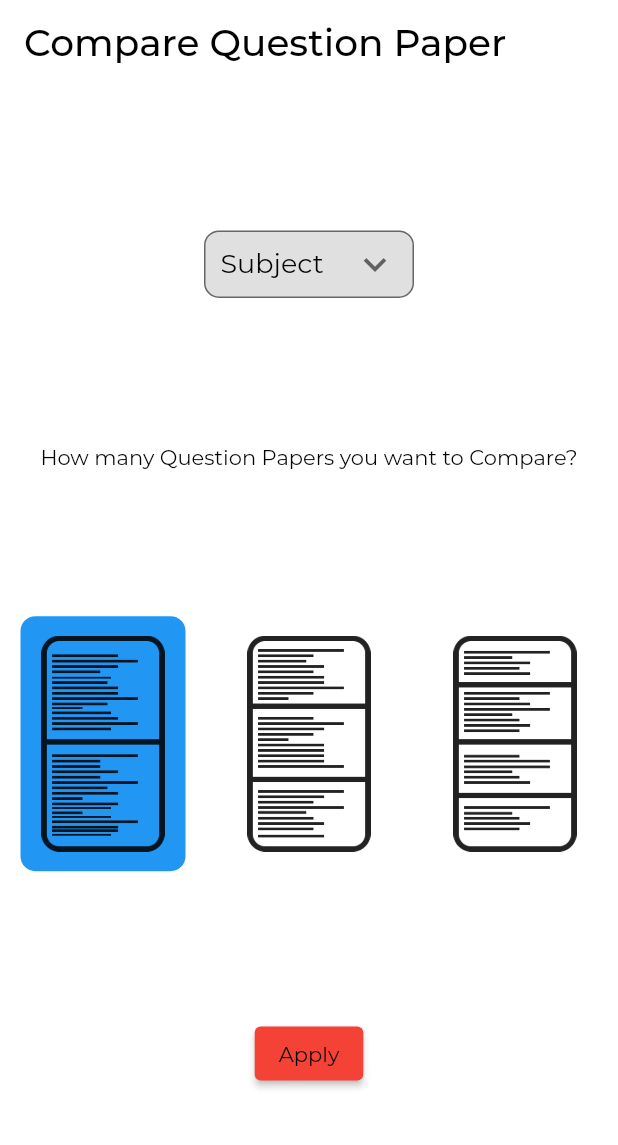
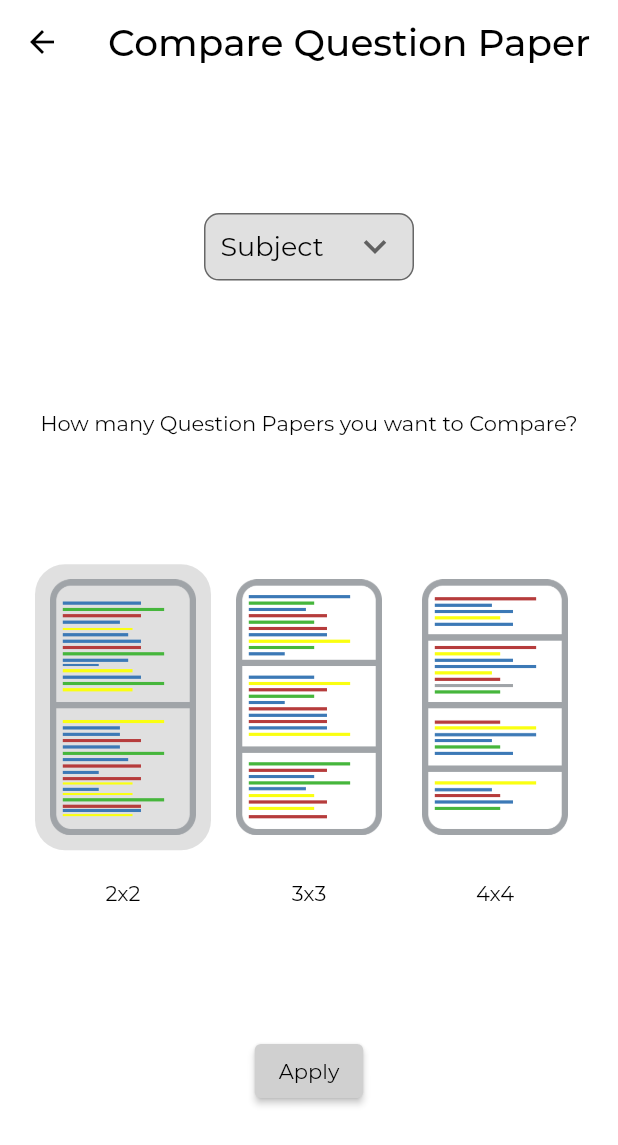
Before and after one commit to pramodksh/paper-for-peers, a Flutter app: the CompareQuestionPaper screen opened directly, on a phone screen of 412 x 824 dp. Shown: the top 1145 px of the screen. Run offline on Flutter 3.47's test engine with Material 2 defaults, Android fonts, the phone set to English and light mode, and no system bars; our stand-ins replace dotted_border, flutter_rating_bar, page_indicator, shared_preferences; missing offline and left inert: advance_pdf_viewer, thememode_selector; accounts and stored records are empty; project files that could hold a hidden picture were left out.

Commit message:
Integrated compare_question_paper.dart and splitPDF.dart

```diff
--- a/lib/main.dart
+++ b/lib/main.dart
@@ -12,7 +12,7 @@ import 'package:papers_for_peers/modules/testing_screens/clip_background.dart';
 import 'package:papers_for_peers/services/theme_provider/theme_provider.dart';
 import 'package:provider/provider.dart';
 
-import 'modules/testing_screens/pdfTesting.dart';
+import 'modules/dashboard/compare_question_paper/splitPDF.dart';
 void main(){
   runApp(MyApp());
 }
@@ -95,10 +95,10 @@ class _MyAppState extends State<MyApp> {
             // home: Carousel(),
 
             // home: QuestionPaper(),
-            // home: MainDashboard(),
+            home: MainDashboard(),
             // home: ProfileScreen(),
             // home: PdfTesting(),
-              home: CompareQuestionPaper(),
+            //   home: CompareQuestionPaper(),
             // home: PDFScreen(),
             // home: ClipTesting(),
           );
--- a/lib/modules/dashboard/compare_question_paper/compare_question_paper.dart
+++ b/lib/modules/dashboard/compare_question_paper/compare_question_paper.dart
@@ -1,6 +1,10 @@
 import 'package:flutter/material.dart';
 import 'package:papers_for_peers/config/default_assets.dart';
+import 'package:papers_for_peers/config/export_config.dart';
+import 'package:papers_for_peers/modules/dashboard/compare_question_paper/splitPDF.dart';
 import 'package:papers_for_peers/modules/dashboard/utilities/utilities.dart';
+import 'package:papers_for_peers/services/theme_provider/theme_provider.dart';
+import 'package:provider/provider.dart';
 
 class CompareQuestionPaper extends StatefulWidget {
   @override
@@ -13,25 +17,33 @@ class _CompareQuestionPaperState extends State<CompareQuestionPaper> {
     "B",
     "C",
   ];
+
+  List<String> numberOfSplits = ['2x2','3x3','4x4'];
   String selectedSubject;
 
-  static const List<AssetImage> bottomNavBarIcons = [
-
-    AssetImage(DefaultAssets.splitIntoTwo,),
-    AssetImage(DefaultAssets.splitIntoThree,),
-    AssetImage(DefaultAssets.splitIntoFour,),
-
+  List<Widget> bottomNavBarIcons = [
+    Image.asset(
+      DefaultAssets.splitIntoTwo,
+    ),
+    Image.asset(
+      DefaultAssets.splitIntoThree,
+    ),
+    Image.asset(
+      DefaultAssets.splitIntoFour,
+    ),
   ];
 
   int selectedItemPosition = 0; // todo change to 0
 
   @override
   Widget build(BuildContext context) {
+    var themeChange = Provider.of<DarkThemeProvider>(context);
     return Scaffold(
       appBar: AppBar(
         title: Text("Compare Question Paper"),
       ),
-      body: Center(
+      body: Padding(
+        padding: EdgeInsets.symmetric(horizontal: 20),
         child: Column(
           // crossAxisAlignment: CrossAxisAlignment.end,
           mainAxisAlignment: MainAxisAlignment.spaceEvenly,
@@ -55,49 +67,62 @@ class _CompareQuestionPaperState extends State<CompareQuestionPaper> {
               children: List.generate(
                   bottomNavBarIcons.length,
                   (index) => SizedBox(
-                        width: MediaQuery.of(context).size.width / 3,
+                        width: MediaQuery.of(context).size.width / 3 - 20,
                         child: Column(
                           mainAxisAlignment: MainAxisAlignment.center,
+                          crossAxisAlignment: CrossAxisAlignment.center,
                           children: [
-                            Container(
-                              decoration: BoxDecoration(
-                                borderRadius: BorderRadius.circular(10),
-                                color: selectedItemPosition == index
-                                    ? Colors.blue
-                                    : Colors.transparent,
-                              ),
-                              height: 170,
-                              width: 110,
-                              // color: selectedItemPosition == index
-                              //   ? Colors.blue
-                              //   : Colors.transparent,
-                              child: Transform.scale(
-                                scale: 6,
-                                child: IconButton(
-                                  splashColor: Colors.transparent,
-                                  highlightColor: Colors.transparent,
-                                  padding: EdgeInsets.all(5),
-                                  // constraints: BoxConstraints(),
-                                  onPressed: () {
-                                    setState(() {
-                                      selectedItemPosition = index;
-                                    });
-                                  },
-                                  icon: ImageIcon(
-                                    bottomNavBarIcons[index],
-                                  ),
-                                ),
+                            GestureDetector(
+                              onTap: () {
+                                setState(() {
+                                  selectedItemPosition = index;
+                                  print('Theme : ${themeChange.isDarkTheme}');
+                                });
+                              },
+                              child: Builder(
+                                builder: (context) {
+                                  Color selectedIconColor;
+                                  Color unselectedIconColor;
+
+                                  if (themeChange.isDarkTheme) {
+                                    selectedIconColor = CustomColors
+                                        .bottomNavBarColor;
+                                    unselectedIconColor = Colors.transparent;
+                                  } else {
+                                    selectedIconColor = Colors.black12;
+                                    unselectedIconColor = Colors.transparent;
+                                  }
+
+                                  return Container(
+                                    decoration: BoxDecoration(
+                                      borderRadius: BorderRadius.circular(20),
+                                      color: selectedItemPosition == index ? selectedIconColor : Colors.transparent,
+                                    ),
+
+                                    // margin: EdgeInsets.symmetric(horizontal: 10),
+                                    padding: EdgeInsets.symmetric(horizontal: 10,vertical: 10),
+
+                                    child: bottomNavBarIcons[index],
+                                  );
+                                },
                               ),
                             ),
+                            SizedBox(height: 20,),
+                            Text(numberOfSplits[index])
                           ],
                         ),
                       )),
-                  )
-            ),
+            )),
             ElevatedButton(
-              onPressed: (){},
+              onPressed: () {
+                Navigator.of(context).push(MaterialPageRoute(
+                  builder: (context) => SplitScreen(selectedItemPosition),
+
+                ));
+              },
               child: Text("Apply"),
-              style: ButtonStyle(backgroundColor: MaterialStateProperty.all(Colors.red)),
+              style: ButtonStyle(
+                  backgroundColor: MaterialStateProperty.all(CustomColors.lightModeBottomNavBarColor)),
             )
           ],
         ),
```
Also changed, not shown: lib/modules/dashboard/compare_question_paper/splitPDF.dart (renamed from lib/modules/testing_screens/pdfTesting.dart, +6 -4 lines), lib/modules/dashboard/main_dashboard.dart (+32 -14 lines).
